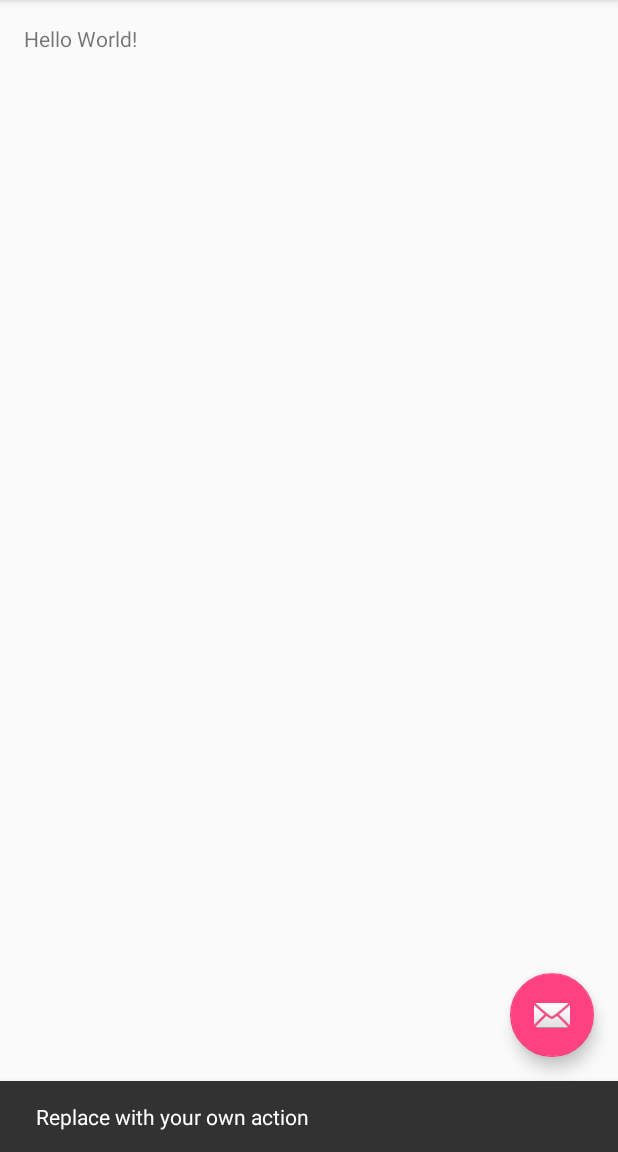
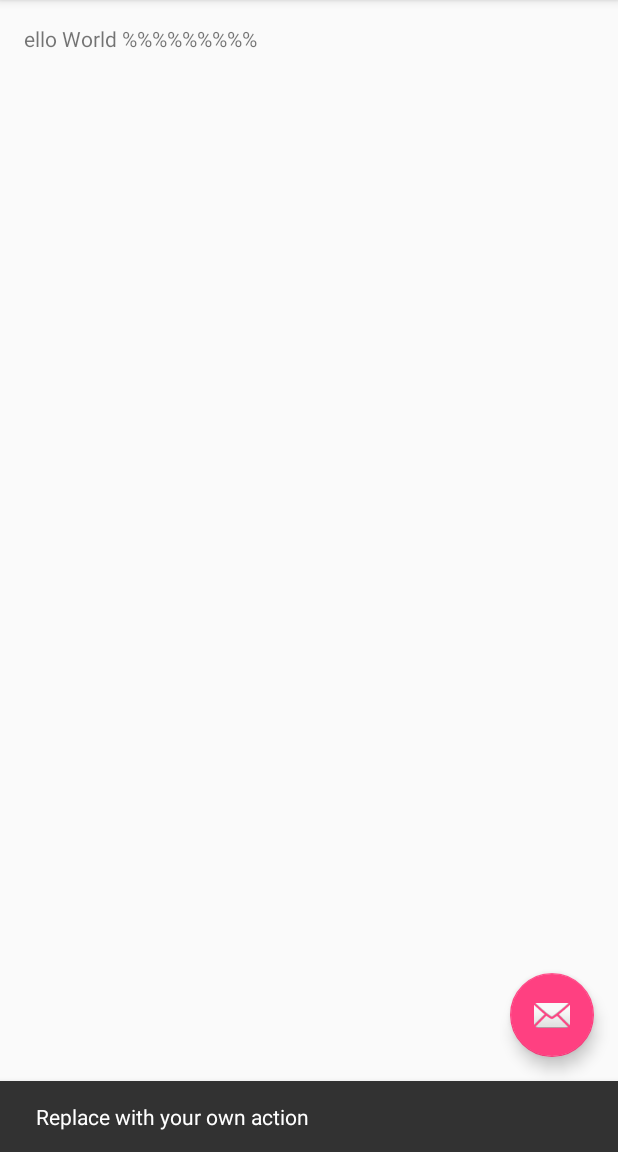
Before and after one commit to kfelker/MyTestApp, an Android app: the screen it shows after launch (MainActivity), after a tap on an icon or button, on a phone screen of 412 x 824 dp, the part 84-1236 px from its top. Run offline under Robolectric (Android 15) with nearby library versions, the phone set to English and light mode, and no system bars.

Commit message:
test commit

```diff
--- a/app/src/main/res/layout/content_main.xml
+++ b/app/src/main/res/layout/content_main.xml
@@ -15,5 +15,5 @@
     <TextView
         android:layout_width="wrap_content"
         android:layout_height="wrap_content"
-        android:text="Hello World!" />
+        android:text="ello World %%%%%%%%%" />
 </RelativeLayout>
```
